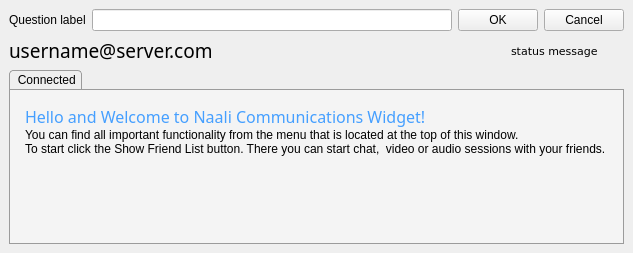
realXtend/tundra, file TelepathyIMModule/CommunicationUI/ui/SessionManagerWidget.ui: the form before one commit.
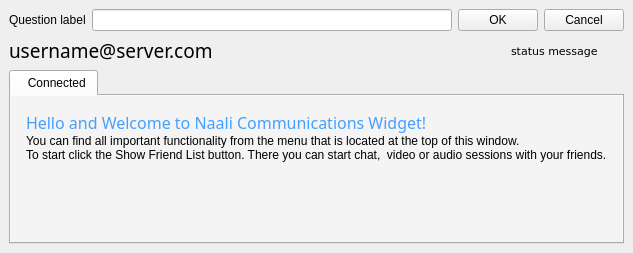
The form after the commit.

What changed in the file:
```diff
--- a/TelepathyIMModule/CommunicationUI/ui/SessionManagerWidget.ui
+++ b/TelepathyIMModule/CommunicationUI/ui/SessionManagerWidget.ui
@@ -140,65 +140,6 @@
       </item>
       <item>
        <widget class="QTabWidget" name="sessionsTabWidget">
-        <property name="styleSheet">
-         <string notr="true"> QTabWidget::pane { /* The tab widget frame */
-     border: 1px solid #9B9B9B;
- }
-
- QTabWidget::tab-bar {
-     /*left: 5px;  move to the right by 5px */
- }
-
- /* Style the tab using the tab sub-control. Note that
-     it reads QTabBar _not_ QTabWidget */
- QTabBar::tab {
-     background: qlineargradient(x1: 0, y1: 0, x2: 0, y2: 1,
-                                 stop: 0 #E1E1E1, stop: 0.4 #DDDDDD,
-                                 stop: 0.5 #D8D8D8, stop: 1.0 #D3D3D3);
-     border: 1px solid #9B9B9B;
-	 border-bottom: 0px;
-     border-top-left-radius: 4px;
-     border-top-right-radius: 4px;
-     min-width: 8ex;
-     padding: 2px;
-     padding-right: 5px;
-     padding-left: 1px;
- }
-
- QTabBar::tab:selected, QTabBar::tab:hover {
-     background: qlineargradient(x1: 0, y1: 0, x2: 0, y2: 1,
-                                 stop: 0 #fafafa, stop: 0.4 #f4f4f4,
-                                 stop: 0.5 #e7e7e7, stop: 1.0 #fafafa);
- }
-
- QTabBar::tab:selected {
-     border-color: #9B9B9B;
-     border-bottom-color: rgba(0,0,0,0); /* same as pane color */
- }
-
- QTabBar::tab:!selected {
-     margin-top: 3px; /* make non-selected tabs look smaller */
- }
-
- /* make use of negative margins for overlapping tabs */
- QTabBar::tab:selected {
-     /* expand/overlap to the left and right by 4px */
-     margin-left: -2px;
-     margin-right: -2px;
- }
-
- QTabBar::tab:first:selected {
-     margin-left: 0; /* the first selected tab has nothing to overlap with on the left */
- }
-
- QTabBar::tab:last:selected {
-     margin-right: 0; /* the last selected tab has nothing to overlap with on the right */
- }
-
- QTabBar::tab:only-one {
-     margin: 0; /* if there is only one tab, we don't want overlapping margins */
- }</string>
-        </property>
         <property name="currentIndex">
          <number>0</number>
         </property>
```
